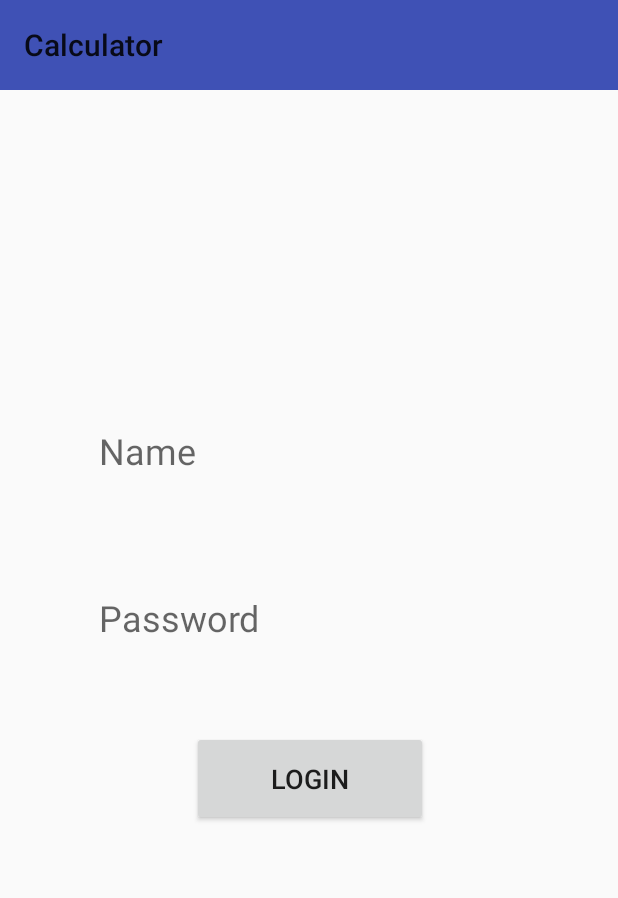
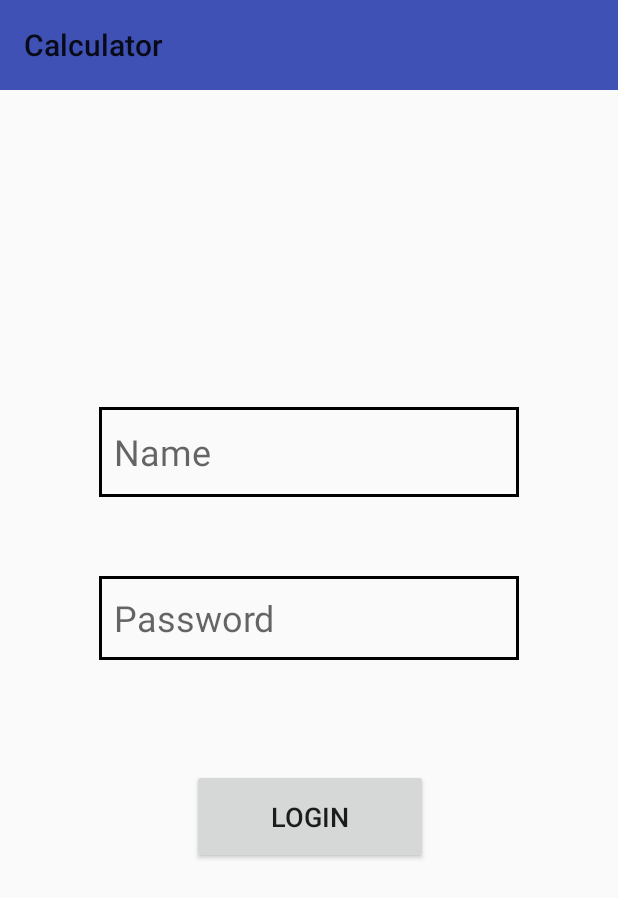
Before and after one commit to fr-me-jim/Android-Calculator, an Android app: the User screen opened directly, with no data from a screen before it, on a phone screen of 412 x 824 dp. Shown: the top 898 px of the screen. Run offline under Robolectric (Android 15) with nearby library versions, the phone set to English and light mode, and no system bars.

Commit message:
New Activity+Borders

```diff
--- a/Calculator/app/src/main/res/drawable/border_background.xml
+++ b/Calculator/app/src/main/res/drawable/border_background.xml
@@ -1,8 +1,7 @@
 <?xml version="1.0" encoding="utf-8"?>
-<selector xmlns:android="http://schemas.android.com/apk/res/android">
 <shape xmlns:android="http://schemas.android.com/apk/res/android">
     <stroke
-            android:width="1dp"
+        android:width="2dp"
         android:color="@color/divider" />
     <solid
         android:color="#00FFFFFF"
@@ -14,4 +13,3 @@
         android:right="10dp"
         android:bottom="10dp" />
 </shape>
-</selector>
--- a/Calculator/app/src/main/res/layout/activity_user.xml
+++ b/Calculator/app/src/main/res/layout/activity_user.xml
@@ -20,16 +20,16 @@
     <EditText
         android:id="@+id/editText"
         android:layout_width="280dp"
-        android:layout_height="54dp"
+        android:layout_height="60dp"
         android:layout_marginBottom="8dp"
         android:layout_marginEnd="8dp"
         android:layout_marginStart="8dp"
         android:layout_marginTop="8dp"
+        android:background="@drawable/border_background"
         android:ems="10"
         android:hint="Name"
         android:inputType="textPersonName"
         android:textSize="24sp"
-        android:background="@drawable/border_background"
         app:layout_constraintBottom_toBottomOf="parent"
         app:layout_constraintEnd_toEndOf="parent"
         app:layout_constraintStart_toStartOf="parent"
@@ -44,11 +44,11 @@
         android:layout_marginEnd="8dp"
         android:layout_marginStart="8dp"
         android:layout_marginTop="8dp"
+        android:background="@drawable/border_background"
         android:ems="10"
         android:hint="Password"
         android:inputType="textPassword"
         android:textSize="24sp"
-        android:background="@drawable/border_background"
         app:layout_constraintBottom_toBottomOf="parent"
         app:layout_constraintEnd_toEndOf="parent"
         app:layout_constraintStart_toStartOf="parent"
@@ -69,6 +69,6 @@
         app:layout_constraintHorizontal_bias="0.502"
         app:layout_constraintStart_toStartOf="parent"
         app:layout_constraintTop_toBottomOf="@+id/toolbar"
-        app:layout_constraintVertical_bias="0.612" />
+        app:layout_constraintVertical_bias="0.649" />
 
 </android.support.constraint.ConstraintLayout>
--- a/Calculator/app/src/main/res/values/colors.xml
+++ b/Calculator/app/src/main/res/values/colors.xml
@@ -3,4 +3,5 @@
     <color name="colorPrimary">#3F51B5</color>
     <color name="colorPrimaryDark">#303F9F</color>
     <color name="colorAccent">#FF4081</color>
+    <color name="divider">#000000</color>
 </resources>
```
Lines whose indentation alone changed are shown as unchanged.
